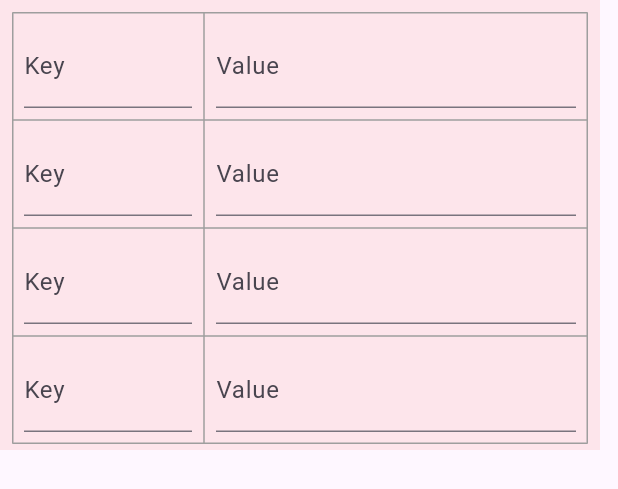
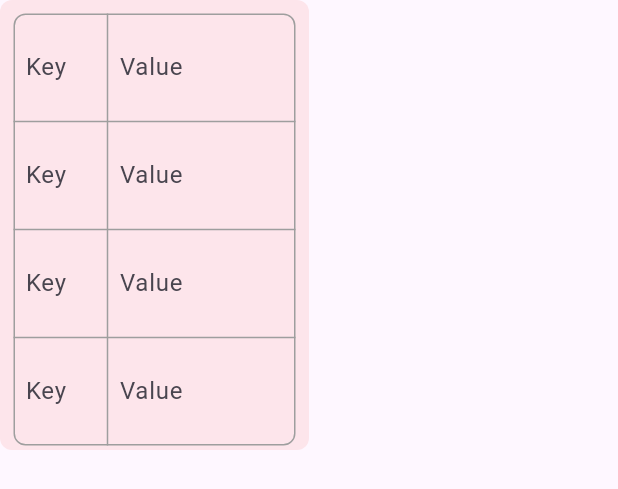
Before and after one commit to rshrc/PacketMan, a Flutter app: the QueryParameterSection widget shown alone on an empty page, opened directly, on a phone screen of 412 x 824 dp. Shown: the top 489 px of the screen. Run offline on Flutter 3.47's test engine with Material 3 defaults, Android fonts, the light colour scheme and no system bars; our stand-ins replace drift, drift_sqflite, flutter_highlight, font_awesome_flutter, get_it, injectable and 1 more; accounts and stored records are empty; generated files the repository leaves out were written again.

Commit message:
atleast fixed the UI a little more before sleep
Signed-off-by: Rishi Banerjee <rishieric91@gmail.com>

```diff
--- a/lib/presentation/request_test_body.dart
+++ b/lib/presentation/request_test_body.dart
@@ -142,6 +142,7 @@ class APITestSection extends StatelessWidget {
                     appState.setSelectedEditableOption(newSelection.first);
                   },
                 ),
+                const SizedBox(height: 12),
                 if (appState.selectedEditableOption == EditableOptions.params)
                   const QueryParameterSection()
                 else if (appState.selectedEditableOption ==
@@ -165,17 +166,22 @@ class QueryParameterSection extends StatelessWidget {
   @override
   Widget build(BuildContext context) {
     return Container(
-        width: 400,
+        width: MediaQuery.of(context).size.width * 0.5,
         height: 300,
-        color: Colors.red.withOpacity(0.1),
         padding: const EdgeInsets.all(8.0),
+        decoration: BoxDecoration(
+          color: Colors.red.withOpacity(0.1),
+          border: Border.all(color: Colors.transparent),
+          borderRadius: BorderRadius.circular(8),
+        ),
         child: Consumer<AppProvider>(builder: (context, appState, _) {
           return Table(
             columnWidths: const {
               0: FlexColumnWidth(0.5),
               1: FlexColumnWidth(1.0),
             },
-            border: TableBorder.all(color: Colors.grey),
+            border: TableBorder.all(
+                color: Colors.grey, borderRadius: BorderRadius.circular(8)),
             children: List.generate(4, (index) {
               final keyController = appState.keyControllers['key_$index'] ??
                   TextEditingController();
@@ -188,7 +194,12 @@ class QueryParameterSection extends StatelessWidget {
                   padding: const EdgeInsets.all(8.0),
                   child: TextFormField(
                       controller: keyController,
-                      decoration: const InputDecoration(labelText: 'Key'),
+                      decoration: const InputDecoration(
+                        labelText: 'Key',
+                        border: InputBorder.none,
+                        enabledBorder: InputBorder.none,
+                        focusedBorder: InputBorder.none,
+                      ),
                       onChanged: (value) {
                         appState.updateQueryParamKey(index, value);
                       },
@@ -201,7 +212,12 @@ class QueryParameterSection extends StatelessWidget {
                   padding: const EdgeInsets.all(8.0),
                   child: TextFormField(
                     controller: valueController,
-                    decoration: const InputDecoration(labelText: 'Value'),
+                    decoration: const InputDecoration(
+                      labelText: 'Value',
+                      border: InputBorder.none,
+                      enabledBorder: InputBorder.none,
+                      focusedBorder: InputBorder.none,
+                    ),
                     onChanged: (value) {
                       appState.updateQueryParamValue(index, value);
                     },
```
